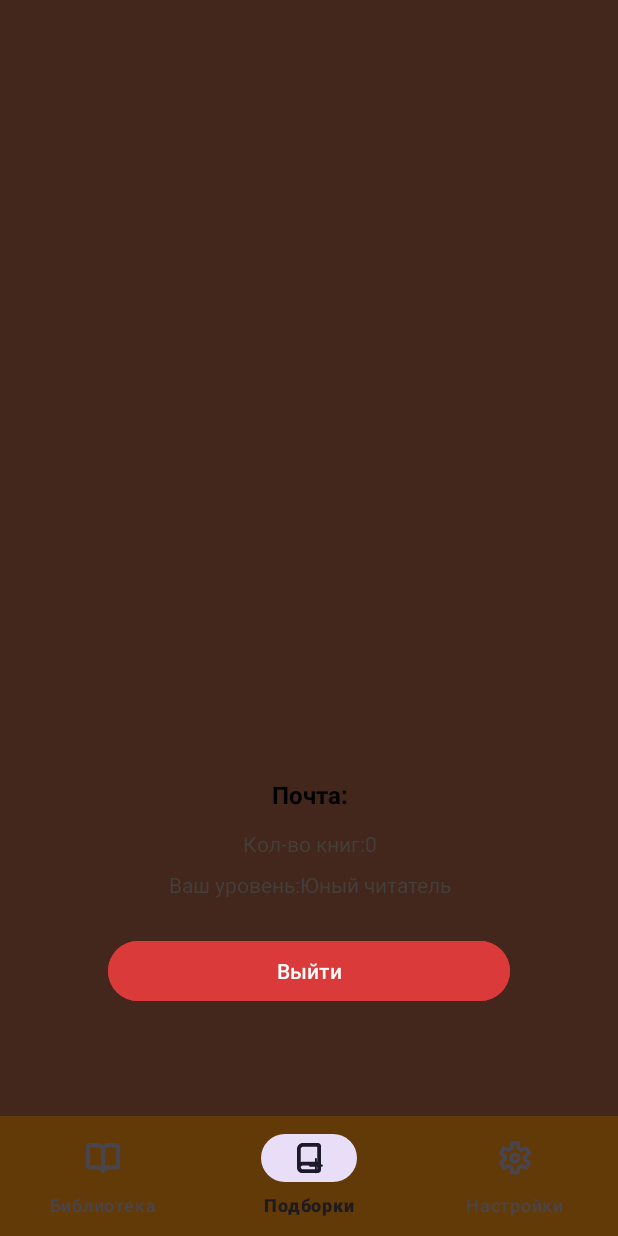
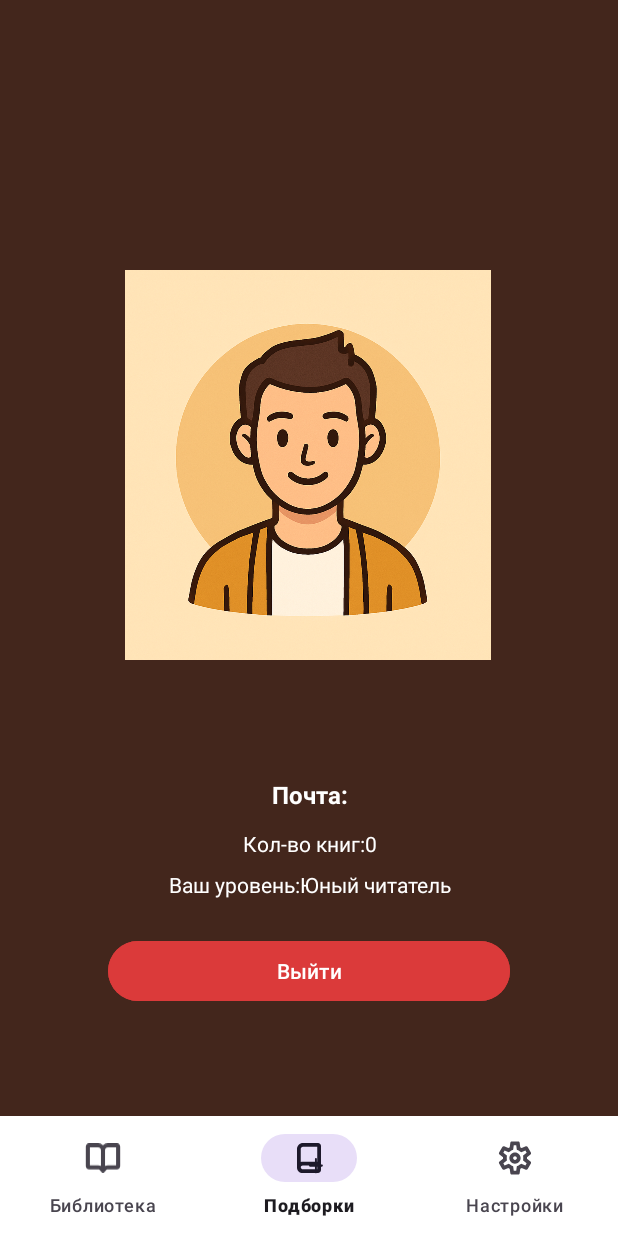
Before and after one commit to PALIGON-dev/HomeLibrary, an Android app: the fragment SettingsFragment placed in its activity, on a phone screen of 412 x 824 dp. Run offline under Robolectric (Android 15) with nearby library versions, the phone set to English and light mode, and no system bars; our stand-ins replace Room's generated code; pictures from the network do not load.

Commit message:
Обновление структуры проекта. Категоризация

```diff
--- a/app/src/main/java/com/example/homelibrary/Activities/EntryActivity.java
+++ b/app/src/main/java/com/example/homelibrary/Activities/EntryActivity.java
@@ -4,7 +4,6 @@ import android.content.Context;
 import android.content.Intent;
 import android.content.SharedPreferences;
 import android.os.Bundle;
-import android.view.View;
 import android.widget.Button;
 import android.widget.EditText;
 import android.widget.Toast;
@@ -16,8 +15,8 @@ import androidx.core.view.ViewCompat;
 import androidx.core.view.WindowInsetsCompat;
 import androidx.room.Room;
 
-import com.example.homelibrary.Data.AppDatabase;
-import com.example.homelibrary.Data.User;
+import com.example.homelibrary.Data.local.AppDatabase;
+import com.example.homelibrary.Data.Models.User;
 import com.example.homelibrary.R;
 
 public class EntryActivity extends AppCompatActivity {
--- a/app/src/main/java/com/example/homelibrary/Activities/MainActivity.java
+++ b/app/src/main/java/com/example/homelibrary/Activities/MainActivity.java
@@ -5,7 +5,6 @@ import android.content.Intent;
 import android.content.SharedPreferences;
 import android.os.Bundle;
 import android.view.MenuItem;
-import android.widget.Toast;
 
 import androidx.activity.EdgeToEdge;
 import androidx.annotation.NonNull;
@@ -16,10 +15,9 @@ import androidx.core.view.WindowInsetsCompat;
 import androidx.fragment.app.Fragment;
 import androidx.room.Room;
 
-import com.example.homelibrary.Data.AppDatabase;
-import com.example.homelibrary.Data.User;
+import com.example.homelibrary.Data.local.AppDatabase;
+import com.example.homelibrary.Data.Models.User;
 import com.example.homelibrary.R;
-import com.example.homelibrary.Fragments.LibFragment;
 import com.google.android.material.bottomnavigation.BottomNavigationView;
 
 public class MainActivity extends AppCompatActivity {
--- a/app/src/main/java/com/example/homelibrary/Adapters/LibRecyclerAdapter.java
+++ b/app/src/main/java/com/example/homelibrary/Adapters/LibRecyclerAdapter.java
@@ -8,15 +8,13 @@ import android.view.View;
 import android.view.ViewGroup;
 import android.widget.ImageView;
 import android.widget.TextView;
-import android.widget.Toast;
 
 import androidx.annotation.NonNull;
-import androidx.fragment.app.FragmentTransaction;
 import androidx.recyclerview.widget.RecyclerView;
 
 import com.bumptech.glide.Glide;
-import com.example.homelibrary.Data.AppDatabase;
-import com.example.homelibrary.Data.Book;
+import com.example.homelibrary.Data.local.AppDatabase;
+import com.example.homelibrary.Data.Models.Book;
 import com.example.homelibrary.R;
 
 import java.util.ArrayList;
--- a/app/src/main/java/com/example/homelibrary/Adapters/MarketRecyclerAdapter.java
+++ b/app/src/main/java/com/example/homelibrary/Adapters/MarketRecyclerAdapter.java
@@ -15,9 +15,9 @@ import androidx.annotation.NonNull;
 import androidx.recyclerview.widget.RecyclerView;
 
 import com.bumptech.glide.Glide;
-import com.example.homelibrary.Data.AppDatabase;
-import com.example.homelibrary.Data.Book;
-import com.example.homelibrary.Data.User;
+import com.example.homelibrary.Data.local.AppDatabase;
+import com.example.homelibrary.Data.Models.Book;
+import com.example.homelibrary.Data.Models.User;
 import com.example.homelibrary.R;
 
 import java.util.ArrayList;
--- a/app/src/main/java/com/example/homelibrary/Data/Book.java
+++ b/app/src/main/java/com/example/homelibrary/Data/Models/Book.java
@@ -1,4 +1,4 @@
-package com.example.homelibrary.Data;
+package com.example.homelibrary.Data.Models;
 
 import androidx.room.ColumnInfo;
 import androidx.room.Entity;
--- a/app/src/main/java/com/example/homelibrary/Data/User.java
+++ b/app/src/main/java/com/example/homelibrary/Data/Models/User.java
@@ -1,4 +1,4 @@
-package com.example.homelibrary.Data;
+package com.example.homelibrary.Data.Models;
 
 import androidx.room.ColumnInfo;
 import androidx.room.Entity;
--- a/app/src/main/java/com/example/homelibrary/Data/BookDAO.java
+++ b/app/src/main/java/com/example/homelibrary/Data/local/DAO/BookDAO.java
@@ -1,4 +1,4 @@
-package com.example.homelibrary.Data;
+package com.example.homelibrary.Data.local.DAO;
 
 
 import androidx.room.Dao;
@@ -6,6 +6,8 @@ import androidx.room.Delete;
 import androidx.room.Insert;
 import androidx.room.Query;
 import androidx.room.Update;
+
+import com.example.homelibrary.Data.Models.Book;
 
 import java.util.List;
 
--- a/app/src/main/java/com/example/homelibrary/Data/UserDAO.java
+++ b/app/src/main/java/com/example/homelibrary/Data/local/DAO/UserDAO.java
@@ -1,10 +1,12 @@
-package com.example.homelibrary.Data;
+package com.example.homelibrary.Data.local.DAO;
 
 import androidx.room.Dao;
 import androidx.room.Delete;
 import androidx.room.Insert;
 import androidx.room.Query;
 import androidx.room.Update;
+
+import com.example.homelibrary.Data.Models.User;
 
 @Dao
 public interface UserDAO {
--- a/app/src/main/java/com/example/homelibrary/Fragments/LibFragment.java
+++ b/app/src/main/java/com/example/homelibrary/Fragments/LibFragment.java
@@ -8,18 +8,16 @@ import androidx.annotation.NonNull;
 import androidx.annotation.Nullable;
 import androidx.fragment.app.Fragment;
 import androidx.recyclerview.widget.GridLayoutManager;
-import androidx.recyclerview.widget.LinearLayoutManager;
 import androidx.recyclerview.widget.RecyclerView;
 import androidx.room.Room;
 
-import android.util.Log;
 import android.view.LayoutInflater;
 import android.view.View;
 import android.view.ViewGroup;
 
 import com.example.homelibrary.Adapters.LibRecyclerAdapter;
-import com.example.homelibrary.Data.AppDatabase;
-import com.example.homelibrary.Data.Book;
+import com.example.homelibrary.Data.local.AppDatabase;
+import com.example.homelibrary.Data.Models.Book;
 import com.example.homelibrary.R;
 
 import java.util.List;
--- a/app/src/main/java/com/example/homelibrary/Fragments/MarketFragment.java
+++ b/app/src/main/java/com/example/homelibrary/Fragments/MarketFragment.java
@@ -6,7 +6,6 @@ import android.os.Bundle;
 import androidx.annotation.NonNull;
 import androidx.annotation.Nullable;
 import androidx.fragment.app.Fragment;
-import androidx.recyclerview.widget.GridLayoutManager;
 import androidx.recyclerview.widget.LinearLayoutManager;
 import androidx.recyclerview.widget.RecyclerView;
 import androidx.room.Room;
@@ -20,8 +19,8 @@ import android.widget.Button;
 import android.widget.EditText;
 
 import com.example.homelibrary.Adapters.MarketRecyclerAdapter;
-import com.example.homelibrary.Data.AppDatabase;
-import com.example.homelibrary.Data.Book;
+import com.example.homelibrary.Data.local.AppDatabase;
+import com.example.homelibrary.Data.Models.Book;
 import com.example.homelibrary.R;
 
 import org.json.JSONArray;
--- a/app/src/main/java/com/example/homelibrary/Fragments/SettingsFragment.java
+++ b/app/src/main/java/com/example/homelibrary/Fragments/SettingsFragment.java
@@ -16,15 +16,12 @@ import android.view.LayoutInflater;
 import android.view.View;
 import android.view.ViewGroup;
 import android.widget.Button;
-import android.widget.EditText;
 import android.widget.ImageView;
-import android.widget.Switch;
 import android.widget.TextView;
 
 import com.example.homelibrary.Activities.EntryActivity;
-import com.example.homelibrary.Data.AppDatabase;
-import com.example.homelibrary.Data.Book;
-import com.example.homelibrary.Data.User;
+import com.example.homelibrary.Data.local.AppDatabase;
+import com.example.homelibrary.Data.Models.User;
 import com.example.homelibrary.R;
 
 public class SettingsFragment extends Fragment {
@@ -72,6 +69,7 @@ public class SettingsFragment extends Fragment {
         preferences = getActivity().getSharedPreferences("user_data", Context.MODE_PRIVATE);
         User user = appDatabase.userDao().getUser(preferences.getInt("user_id",-1));//Получение пользователя по id
         int BooksRead = user.getActive()+user.getArchive();
+        Image.setImageResource(R.drawable.user);
         Books.setText("Кол-во книг:"+String.valueOf(BooksRead));
         Email.setText("Почта:"+user.getEmail());
         if (BooksRead>=0 && BooksRead<=5){
--- a/app/src/main/res/layout/activity_main.xml
+++ b/app/src/main/res/layout/activity_main.xml
@@ -14,7 +14,7 @@
         android:layout_width="match_parent"
         android:layout_height="wrap_content"
         android:layout_gravity="bottom"
-        app:itemBackground="@color/brown"
+        app:itemBackground="@color/white"
         app:menu="@menu/bottom_nav_menu" />
 
     <androidx.fragment.app.FragmentContainerView
--- a/app/src/main/res/layout/fragment_book.xml
+++ b/app/src/main/res/layout/fragment_book.xml
@@ -47,6 +47,7 @@
             android:id="@+id/textTitle"
             android:textSize="20sp"
             android:textStyle="bold"
+            android:textColor="@color/white"
             android:layout_marginTop="16dp"
             android:layout_width="wrap_content"
             android:layout_height="wrap_content" />
@@ -54,17 +55,20 @@
         <TextView
             android:id="@+id/textAuthor"
             android:layout_marginTop="8dp"
+            android:textColor="@color/white"
             android:layout_width="wrap_content"
             android:layout_height="wrap_content" />
 
         <TextView
             android:id="@+id/textDate"
+            android:textColor="@color/white"
             android:layout_width="wrap_content"
             android:layout_height="wrap_content" />
 
         <TextView
             android:id="@+id/textDescription"
             android:layout_marginTop="8dp"
+            android:textColor="@color/white"
             android:layout_width="wrap_content"
             android:layout_height="wrap_content" />
 
--- a/app/src/main/res/layout/fragment_lib.xml
+++ b/app/src/main/res/layout/fragment_lib.xml
@@ -12,6 +12,7 @@
         android:layout_width="match_parent"
         android:layout_height="wrap_content"
         android:text="Библиотека"
+        android:textColor="@color/white"
         android:textSize="50dp" />
 
     <androidx.recyclerview.widget.RecyclerView
--- a/app/src/main/res/layout/fragment_settings.xml
+++ b/app/src/main/res/layout/fragment_settings.xml
@@ -19,7 +19,7 @@
         app:layout_constraintHorizontal_bias="0.497"
         app:layout_constraintStart_toStartOf="parent"
         app:layout_constraintTop_toTopOf="parent"
-        tools:src="@tools:sample/avatars[5]" />
+        tools:src="@drawable/user" />
 
     <LinearLayout
         android:id="@+id/linearLayout"
@@ -39,7 +39,7 @@
             android:layout_height="wrap_content"
             android:text="example@mail.com"
             android:textAlignment="center"
-            android:textColor="@color/black"
+            android:textColor="@color/white"
             android:textSize="16sp"
             android:textStyle="bold" />
 
@@ -50,7 +50,7 @@
             android:layout_marginTop="12dp"
             android:text="Книг в библиотеке: 25"
             android:textAlignment="center"
-            android:textColor="@color/grey"
+            android:textColor="@color/white"
             android:textSize="14sp" />
 
         <TextView
@@ -60,7 +60,7 @@
             android:layout_marginTop="8dp"
             android:text="Уровень: Библиофил"
             android:textAlignment="center"
-            android:textColor="@color/grey"
+            android:textColor="@color/white"
             android:textSize="14sp" />
     </LinearLayout>
 
--- a/app/src/main/res/layout/market_item.xml
+++ b/app/src/main/res/layout/market_item.xml
@@ -26,6 +26,7 @@
             android:layout_height="wrap_content"
             android:ellipsize="end"
             android:maxLines="2"
+            android:textColor="@color/white"
             android:text="Название книги"
             android:textSize="16sp"
             android:textStyle="bold" />
```
Also changed, not shown: app/src/main/java/com/example/homelibrary/Data/local/AppDatabase.java (renamed from app/src/main/java/com/example/homelibrary/Data/AppDatabase.java, +6 -5 lines), app/src/main/java/com/example/homelibrary/Fragments/BookFragment.java (+3 -4 lines).
